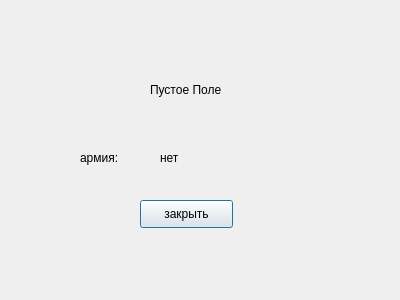
First picture: the form in empty_design.ui, repository KostyaKostev/YandexLyceumProject, before the edit.
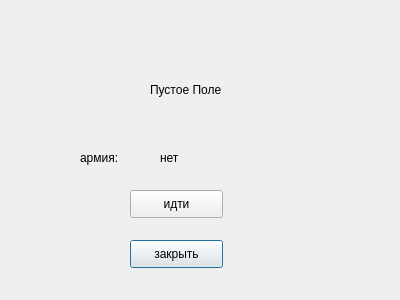
Second picture: the form after the edit.

Commit message: доработал лог, добавил возможность узнать характеристики юнита через лог, доработал дизайн

Patch:
```diff
--- a/empty_design.ui
+++ b/empty_design.ui
@@ -29,8 +29,8 @@
   <widget class="QPushButton" name="pushButton">
    <property name="geometry">
     <rect>
-     <x>140</x>
-     <y>200</y>
+     <x>130</x>
+     <y>240</y>
      <width>93</width>
      <height>28</height>
     </rect>
@@ -65,6 +65,19 @@
     <string>нет</string>
    </property>
   </widget>
+  <widget class="QPushButton" name="go_to_button">
+   <property name="geometry">
+    <rect>
+     <x>130</x>
+     <y>190</y>
+     <width>93</width>
+     <height>28</height>
+    </rect>
+   </property>
+   <property name="text">
+    <string>идти</string>
+   </property>
+  </widget>
  </widget>
  <resources/>
  <connections/>
```
The commit also changes 6 other files.
